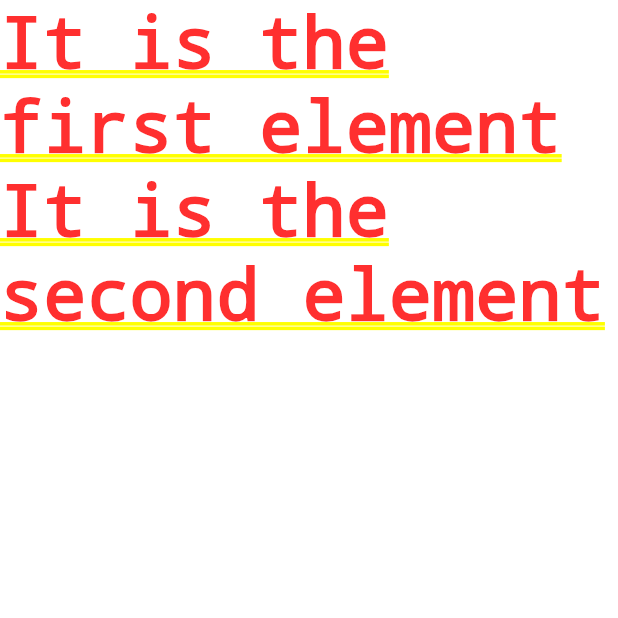
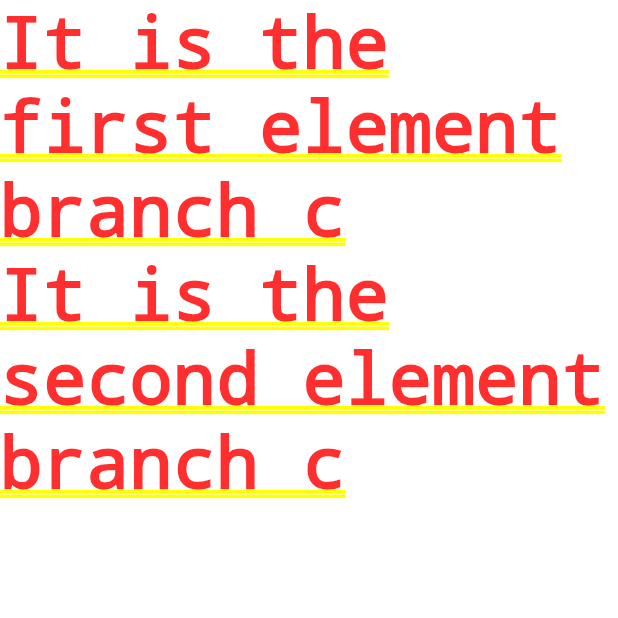
Before and after one commit to simonanexa/test, a Flutter app: the screen it shows after launch, on a phone screen of 412 x 824 dp, the top half of it. Run offline on Flutter 3.47's test engine with Material 2 defaults, Android fonts, the phone set to English and light mode, and no system bars; our stand-ins replace gallery_saver, google_maps_flutter, image_picker, rxdart; missing offline and left inert: image_size_getter.

Commit message:
changes on branch c

```diff
--- a/lib/test.dart
+++ b/lib/test.dart
@@ -6,8 +6,8 @@ class Test extends StatelessWidget {
     return Center(
       child: Column(
         children: [
-          Text("It is the first element"),
-          Text("It is the second element")
+          Text("It is the first element branch c"),
+          Text("It is the second element branch c")
         ],
       ),
     );
```
